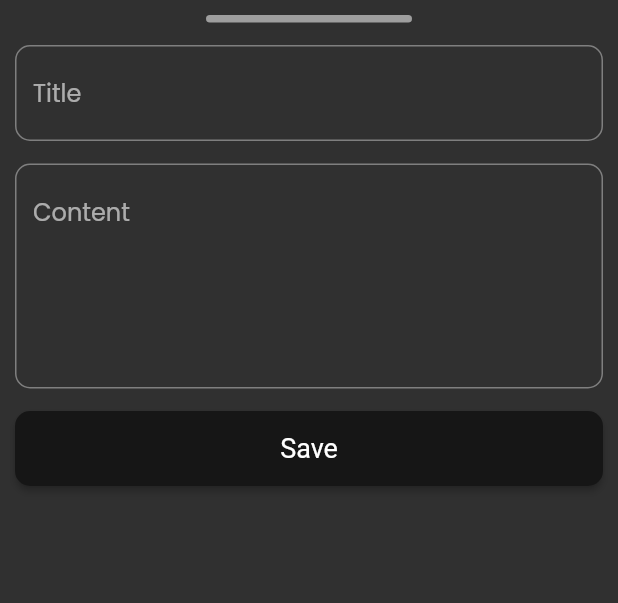
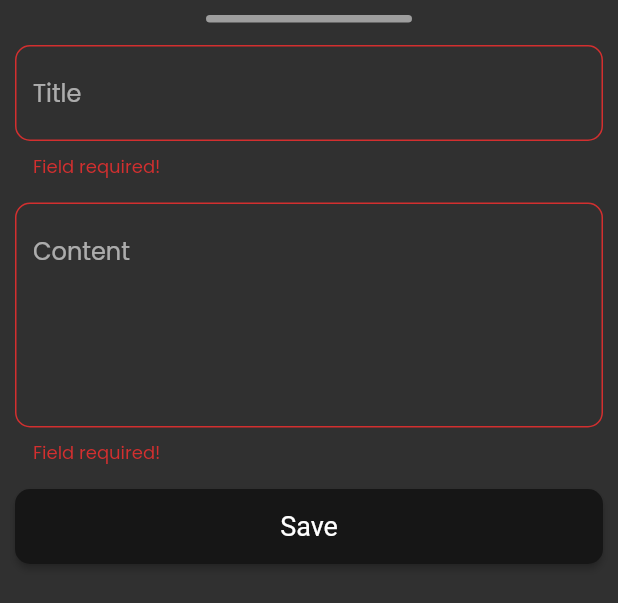
Before and after one commit to Mohamed-Ararr/notesApp, a Flutter app: the CustomBottomSheet widget shown alone on an empty page, opened directly, after a tap on "Save", on a phone screen of 412 x 824 dp. Shown: the top 603 px of the screen. Run offline on Flutter 3.47's test engine with Material 2 defaults, Android fonts, the phone set to English and light mode, and no system bars; our stand-ins replace hive, hive_flutter; accounts and stored records are empty.

Commit message:
validate & save inputs

```diff
--- a/lib/view/EditNote.dart
+++ b/lib/view/EditNote.dart
@@ -28,9 +28,9 @@ class EditNoteView extends StatelessWidget {
         padding: const EdgeInsets.symmetric(horizontal: 10, vertical: 10),
         child: SingleChildScrollView(
           child: Column(children: [
-            const CustomTextField(hint: 'Edited title'),
+            CustomTextField(hint: 'Edited title'),
             const SizedBox(height: 15),
-            const CustomTextField(hint: 'Edited content', maxL: 5),
+            CustomTextField(hint: 'Edited content', maxL: 5),
             const SizedBox(height: 30),
             CustomButton(buttonTitle: 'Save Edits'),
           ]),
--- a/lib/view/widgets/CustomButton.dart
+++ b/lib/view/widgets/CustomButton.dart
@@ -2,9 +2,11 @@ import 'package:flutter/material.dart';
 import 'package:noteapp/constValues.dart';
 
 class CustomButton extends StatelessWidget {
-  CustomButton({Key? key, required this.buttonTitle}) : super(key: key);
+  CustomButton({Key? key, required this.buttonTitle, this.onPressed})
+      : super(key: key);
 
-  String buttonTitle;
+  final String buttonTitle;
+  final void Function()? onPressed;
 
   @override
   Widget build(BuildContext context) {
@@ -19,7 +21,7 @@ class CustomButton extends StatelessWidget {
           borderRadius: BorderRadius.circular(10),
         ),
       ),
-      onPressed: () {},
+      onPressed: onPressed,
       child: Text(buttonTitle),
     );
   }
--- a/lib/view/widgets/customBottomSheet.dart
+++ b/lib/view/widgets/customBottomSheet.dart
@@ -17,6 +17,30 @@ class CustomBottomSheet extends StatelessWidget {
       padding: const EdgeInsets.symmetric(horizontal: 10, vertical: 10),
       height: MediaQuery.of(context).size.height / 1,
       child: SingleChildScrollView(
+        child: FormNote(),
+      ),
+    );
+  }
+}
+
+class FormNote extends StatefulWidget {
+  const FormNote({Key? key}) : super(key: key);
+
+  @override
+  State<FormNote> createState() => _FormNoteState();
+}
+
+class _FormNoteState extends State<FormNote> {
+  GlobalKey<FormState> formKey = GlobalKey();
+
+  String? title, content;
+  AutovalidateMode autovalidateMode = AutovalidateMode.disabled;
+
+  @override
+  Widget build(BuildContext context) {
+    return Form(
+      key: formKey,
+      autovalidateMode: autovalidateMode,
       child: Column(
         children: [
           Container(
@@ -28,16 +52,33 @@ class CustomBottomSheet extends StatelessWidget {
             ),
           ),
           const SizedBox(height: 15),
-            const CustomTextField(hint: 'Title'),
+          CustomTextField(
+            hint: 'Title',
+            onSaved: (value) {
+              title = value;
+            },
+          ),
           const SizedBox(height: 15),
-            const CustomTextField(
+          CustomTextField(
             hint: 'Content',
             maxL: 5,
+            onSaved: (value) {
+              content = value;
+            },
           ),
           const SizedBox(height: 15),
-            CustomButton(buttonTitle: 'Save'),
+          CustomButton(
+            buttonTitle: 'Save',
+            onPressed: () {
+              if (formKey.currentState!.validate()) {
+                formKey.currentState!.save();
+              } else {
+                autovalidateMode = AutovalidateMode.always;
+                setState(() {});
+              }
+            },
+          ),
         ],
-        ),
       ),
     );
   }
--- a/lib/view/widgets/customTextField.dart
+++ b/lib/view/widgets/customTextField.dart
@@ -1,15 +1,25 @@
 import 'package:flutter/material.dart';
 
 class CustomTextField extends StatelessWidget {
-  const CustomTextField({Key? key, required this.hint, this.maxL = 1})
+  CustomTextField({Key? key, required this.hint, this.maxL = 1, this.onSaved})
       : super(key: key);
 
   final String hint;
   final int maxL;
 
+  void Function(String?)? onSaved;
+
   @override
   Widget build(BuildContext context) {
-    return TextField(
+    return TextFormField(
+      onSaved: onSaved,
+      validator: (value) {
+        if (value == null || value.isEmpty) {
+          return 'Field required!';
+        } else {
+          return null;
+        }
+      },
       maxLines: maxL,
       decoration: InputDecoration(
         focusedBorder: OutlineInputBorder(
```
Lines whose indentation alone changed are shown as unchanged.
